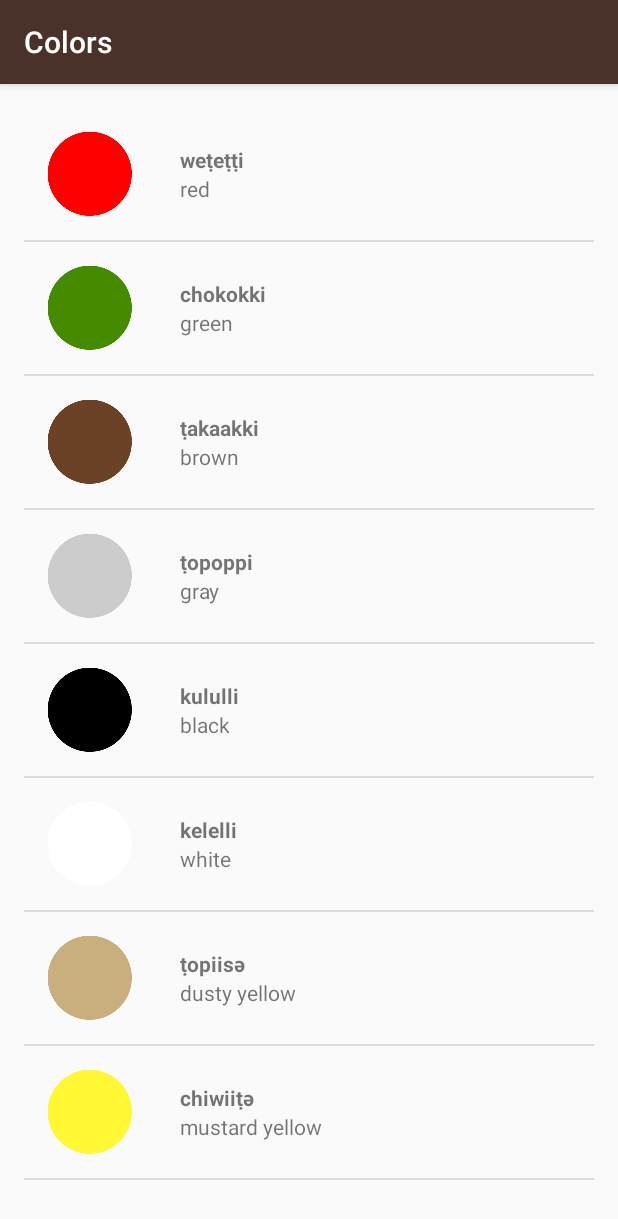
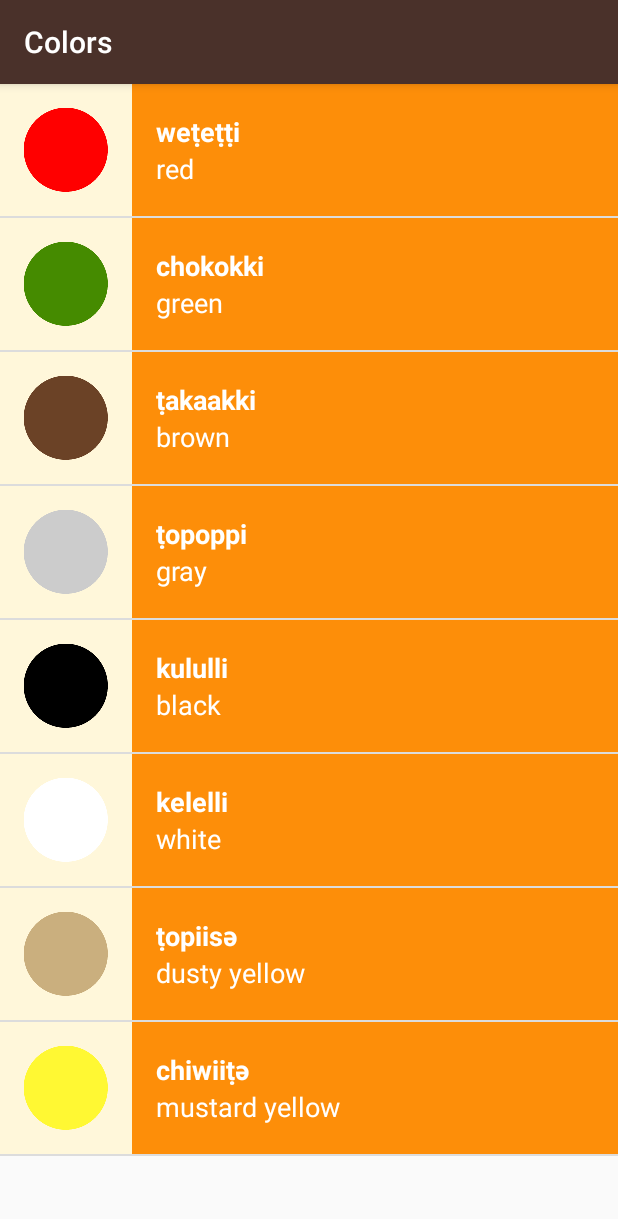
Before and after one commit to tanvir23/Miwok, an Android app: the ColorsActivity screen opened directly, with no data from a screen before it, on a phone screen of 412 x 824 dp. Shown: the top 1219 px of the screen. Run offline under Robolectric (Android 15) with nearby library versions, the phone set to English and light mode, and no system bars.

Commit message:
visual polish

```diff
--- a/app/src/main/java/com/newbieiot/miwok/ColorsActivity.java
+++ b/app/src/main/java/com/newbieiot/miwok/ColorsActivity.java
@@ -11,7 +11,7 @@ public class ColorsActivity extends AppCompatActivity {
     @Override
     protected void onCreate(Bundle savedInstanceState) {
         super.onCreate(savedInstanceState);
-        setContentView(R.layout.activity_colors);
+        setContentView(R.layout.list_view);
         ArrayList<Word> words = new ArrayList<>();
         words.add(new Word("red", "weṭeṭṭi", R.drawable.color_red));
         words.add(new Word("green", "chokokki", R.drawable.color_green));
--- a/app/src/main/java/com/newbieiot/miwok/FamilyActivity.java
+++ b/app/src/main/java/com/newbieiot/miwok/FamilyActivity.java
@@ -11,7 +11,7 @@ public class FamilyActivity extends AppCompatActivity {
     @Override
     protected void onCreate(Bundle savedInstanceState) {
         super.onCreate(savedInstanceState);
-        setContentView(R.layout.activity_family);
+        setContentView(R.layout.list_view);
         ArrayList<Word> words = new ArrayList<>();
         words.add(new Word("father", "әpә", R.drawable.family_father));
         words.add(new Word("mother", "әṭa", R.drawable.family_mother));
--- a/app/src/main/java/com/newbieiot/miwok/NumbersActivity.java
+++ b/app/src/main/java/com/newbieiot/miwok/NumbersActivity.java
@@ -15,7 +15,7 @@ public class NumbersActivity extends AppCompatActivity {
     @Override
     protected void onCreate(Bundle savedInstanceState) {
         super.onCreate(savedInstanceState);
-        setContentView(R.layout.activity_numbers);
+        setContentView(R.layout.list_view);
         ArrayList<Word> words = new ArrayList<>();
         words.add(new Word("one", "lutti", R.drawable.number_one));
         words.add(new Word("two", "otiiko", R.drawable.number_two));
--- a/app/src/main/java/com/newbieiot/miwok/PhrasesActivity.java
+++ b/app/src/main/java/com/newbieiot/miwok/PhrasesActivity.java
@@ -11,7 +11,7 @@ public class PhrasesActivity extends AppCompatActivity {
     @Override
     protected void onCreate(Bundle savedInstanceState) {
         super.onCreate(savedInstanceState);
-        setContentView(R.layout.activity_phrases);
+        setContentView(R.layout.list_view);
         ArrayList<Word> words = new ArrayList<>();
         words.add(new Word("Where are you going?", "minto wuksus"));
         words.add(new Word("What is your name?", "tinnә oyaase'nә"));
--- a/app/src/main/res/layout/activity_colors.xml
+++ /dev/null
@@ -1,15 +0,0 @@
-<?xml version="1.0" encoding="utf-8"?>
-<ListView
-    xmlns:android="http://schemas.android.com/apk/res/android"
-    xmlns:tools="http://schemas.android.com/tools"
-    android:layout_width="match_parent"
-    android:layout_height="match_parent"
-    android:orientation="vertical"
-    android:id="@+id/list"
-    android:paddingBottom="@dimen/activity_vertical_margin"
-    android:paddingLeft="@dimen/activity_horizontal_margin"
-    android:paddingRight="@dimen/activity_horizontal_margin"
-    android:paddingTop="@dimen/activity_vertical_margin"
-    tools:context=".ColorsActivity">
-
-</ListView>
--- a/app/src/main/res/layout/list_item.xml
+++ b/app/src/main/res/layout/list_item.xml
@@ -3,33 +3,43 @@
     xmlns:android="http://schemas.android.com/apk/res/android"
     xmlns:tools="http://schemas.android.com/tools"
     android:layout_width="match_parent"
-    android:layout_height="88dp"
-    android:orientation="horizontal">
+    android:layout_height="wrap_content"
+    android:orientation="horizontal"
+    android:minHeight="@dimen/list_item_height"
+    android:background="@color/tan_background">
+
     <ImageView
-        android:layout_width="88dp"
-        android:layout_height="match_parent"
-        android:src="@mipmap/ic_launcher"
-        android:id="@+id/ref_image"
-        />
+        android:layout_width="@dimen/list_item_height"
+        android:layout_height="@dimen/list_item_height"
+        android:id="@+id/ref_image" />
+
     <LinearLayout
         android:layout_width="match_parent"
-        android:layout_height="wrap_content"
+        android:layout_height="match_parent"
         android:paddingLeft="16dp"
         android:orientation="vertical"
-        android:layout_gravity="center"
+        android:background="@color/category_numbers">
 
-        >
         <TextView
             android:layout_width="match_parent"
-            android:layout_height="wrap_content"
+            android:layout_height="0dp"
+            android:layout_weight="1"
             tools:text="miwok"
             android:textStyle="bold"
-            android:id="@+id/miwok_text_view"/>
+            android:gravity="bottom"
+            android:id="@+id/miwok_text_view"
+            android:textAppearance="?android:textAppearanceMedium"
+            android:textColor="@android:color/white"/>
+
         <TextView
             android:layout_width="match_parent"
-            android:layout_height="wrap_content"
+            android:layout_height="0dp"
+            android:layout_weight="1"
             tools:text="english"
-            android:id="@+id/default_text_view"/>
+            android:id="@+id/default_text_view"
+            android:gravity="top"
+            android:textColor="@android:color/white"
+            android:textAppearance="?android:textAppearanceMedium"/>
 
     </LinearLayout>
 </LinearLayout>
--- a/app/src/main/res/layout/list_view.xml
+++ b/app/src/main/res/layout/list_view.xml
@@ -6,10 +6,6 @@
     android:layout_height="match_parent"
     android:orientation="vertical"
     android:id="@+id/list"
-    android:paddingBottom="@dimen/activity_vertical_margin"
-    android:paddingLeft="@dimen/activity_horizontal_margin"
-    android:paddingRight="@dimen/activity_horizontal_margin"
-    android:paddingTop="@dimen/activity_vertical_margin"
     tools:context=".NumbersActivity">
 
 </ListView>
--- a/app/src/main/res/values/dimens.xml
+++ b/app/src/main/res/values/dimens.xml
@@ -2,7 +2,5 @@
 <resources>
     <!-- Height of each list item -->
     <dimen name="list_item_height">88dp</dimen>
-    <!-- Default screen margins, per the Android Design guidelines. -->
-    <dimen name="activity_horizontal_margin">16dp</dimen>
-    <dimen name="activity_vertical_margin">16dp</dimen>
+
 </resources>
--- a/app/src/main/res/values/styles.xml
+++ b/app/src/main/res/values/styles.xml
@@ -16,7 +16,6 @@
         <item name="android:padding">16dp</item>
         <item name="android:textColor">@android:color/white</item>
         <item name="android:textStyle">bold</item>
-        <item name="android:textSize">18sp</item>
         <item name="android:textAppearance">?android:textAppearanceMedium</item>
     </style>
 
```
Also changed, not shown: app/src/main/res/layout/activity_family.xml (deleted, +0 -15 lines), app/src/main/res/layout/activity_numbers.xml (deleted, +0 -15 lines), app/src/main/res/layout/activity_phrases.xml (deleted, +0 -15 lines).
